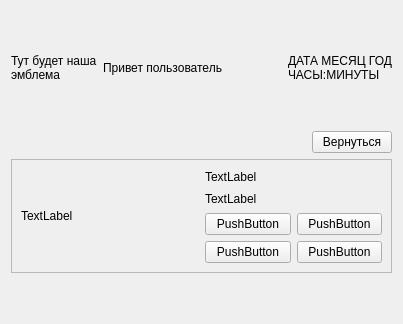
Above: Forms/FormsBar/FormBarInspect.ui from N00llk/bar-booking before the change. Below: the same form after it.
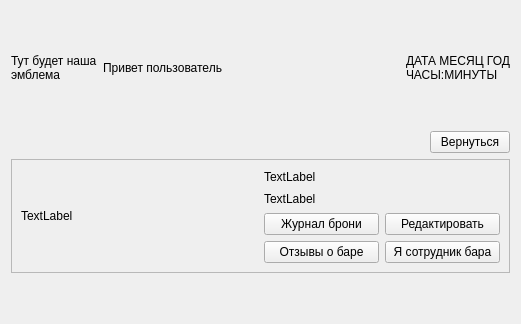
That is the form after the change.

Commit message: Button rename;

The edit to the form file:
```diff
--- a/Forms/FormsBar/FormBarInspect.ui
+++ b/Forms/FormsBar/FormBarInspect.ui
@@ -6,7 +6,7 @@
    <rect>
     <x>0</x>
     <y>0</y>
-    <width>403</width>
+    <width>521</width>
     <height>324</height>
    </rect>
   </property>
@@ -111,7 +111,7 @@
         <item row="2" column="0">
          <widget class="QPushButton" name="pushButton">
           <property name="text">
-           <string>PushButton</string>
+           <string>Журнал брони</string>
           </property>
          </widget>
         </item>
@@ -125,7 +125,7 @@
         <item row="2" column="1">
          <widget class="QPushButton" name="pushButton_2">
           <property name="text">
-           <string>PushButton</string>
+           <string>Редактировать</string>
           </property>
          </widget>
         </item>
@@ -139,14 +139,14 @@
         <item row="3" column="0">
          <widget class="QPushButton" name="pushButton_3">
           <property name="text">
-           <string>PushButton</string>
+           <string>Отзывы о баре</string>
           </property>
          </widget>
         </item>
         <item row="3" column="1">
          <widget class="QPushButton" name="pushButton_4">
           <property name="text">
-           <string>PushButton</string>
+           <string>Я сотрудник бара</string>
           </property>
          </widget>
         </item>
```
